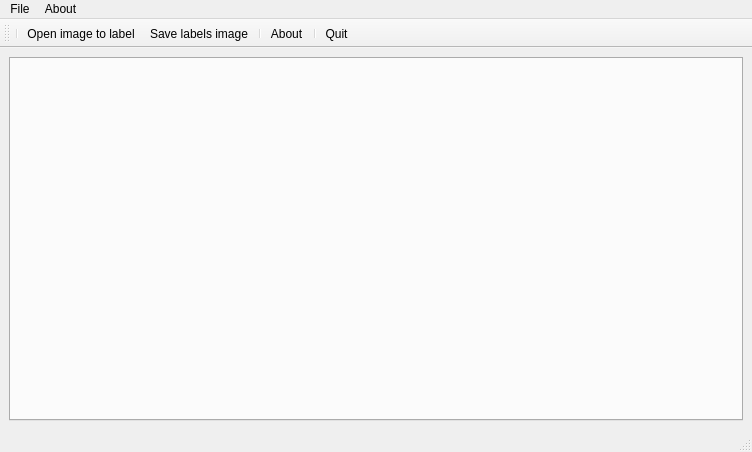
oliviertournaire/QLabelling, file qt/QLabellingMainWindow.ui: the form before one commit.
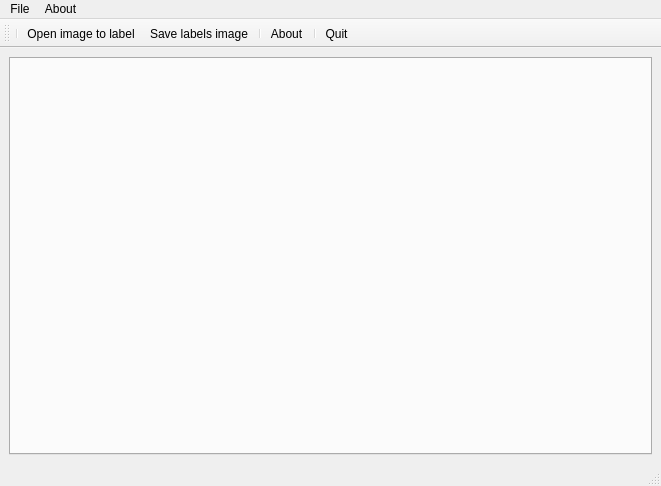
The form after the commit. Icons and pictures are not drawn.

```diff
--- a/qt/QLabellingMainWindow.ui
+++ b/qt/QLabellingMainWindow.ui
@@ -6,8 +6,8 @@
    <rect>
     <x>0</x>
     <y>0</y>
-    <width>752</width>
-    <height>452</height>
+    <width>661</width>
+    <height>486</height>
    </rect>
   </property>
   <property name="windowTitle">
@@ -33,8 +33,8 @@
     <rect>
      <x>0</x>
      <y>0</y>
-     <width>752</width>
-     <height>27</height>
+     <width>661</width>
+     <height>25</height>
     </rect>
    </property>
    <widget class="QMenu" name="menuFile">
```
Left out of the diff: 5 changed lines with no effect on the pictures.
